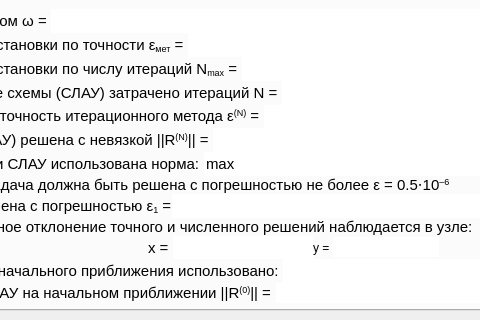
Qt form ui/mainwindow.ui (Termtre/GFTS3) before a commit; both pictures show x 760 to 1240 and y 258 to 578 of the 1451 by 578 pixel window.
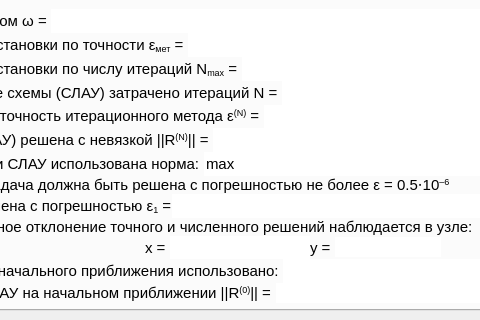
The same form after that commit. The open tabs and pages were chosen to show the change.

```diff
--- a/ui/mainwindow.ui
+++ b/ui/mainwindow.ui
@@ -437,6 +437,11 @@
                   <verstretch>0</verstretch>
                  </sizepolicy>
                 </property>
+                <property name="font">
+                 <font>
+                  <pointsize>11</pointsize>
+                 </font>
+                </property>
                 <property name="text">
                  <string>y = </string>
                 </property>
```
Left out of the diff: 6 changed lines with no effect on the pictures.
